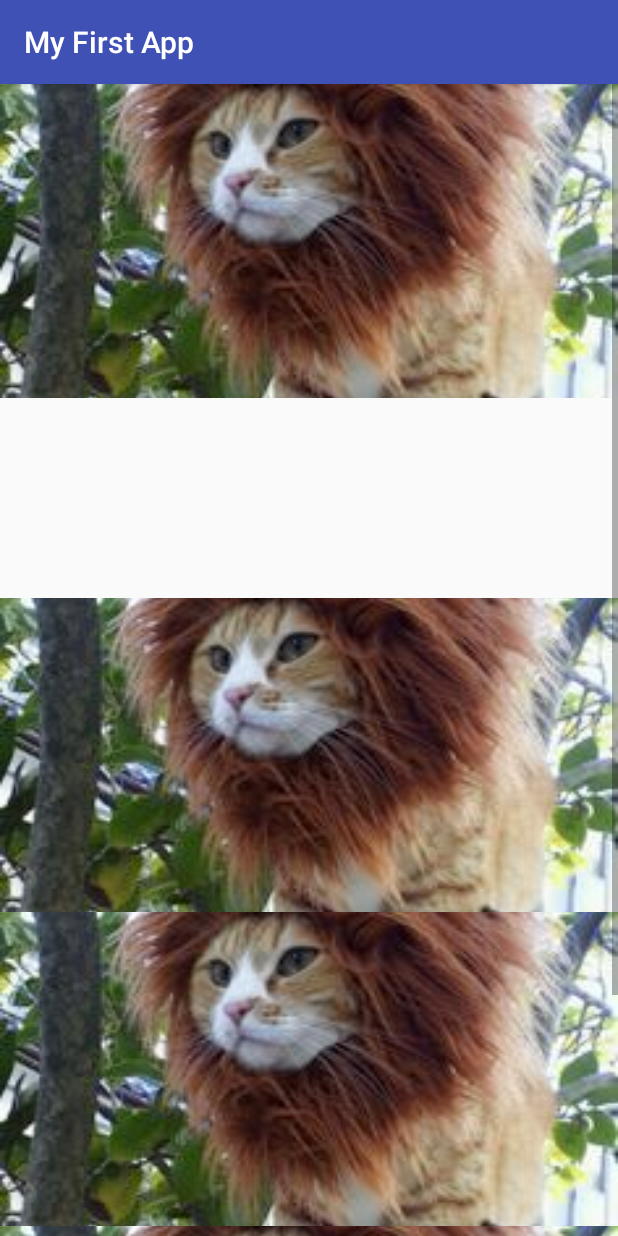
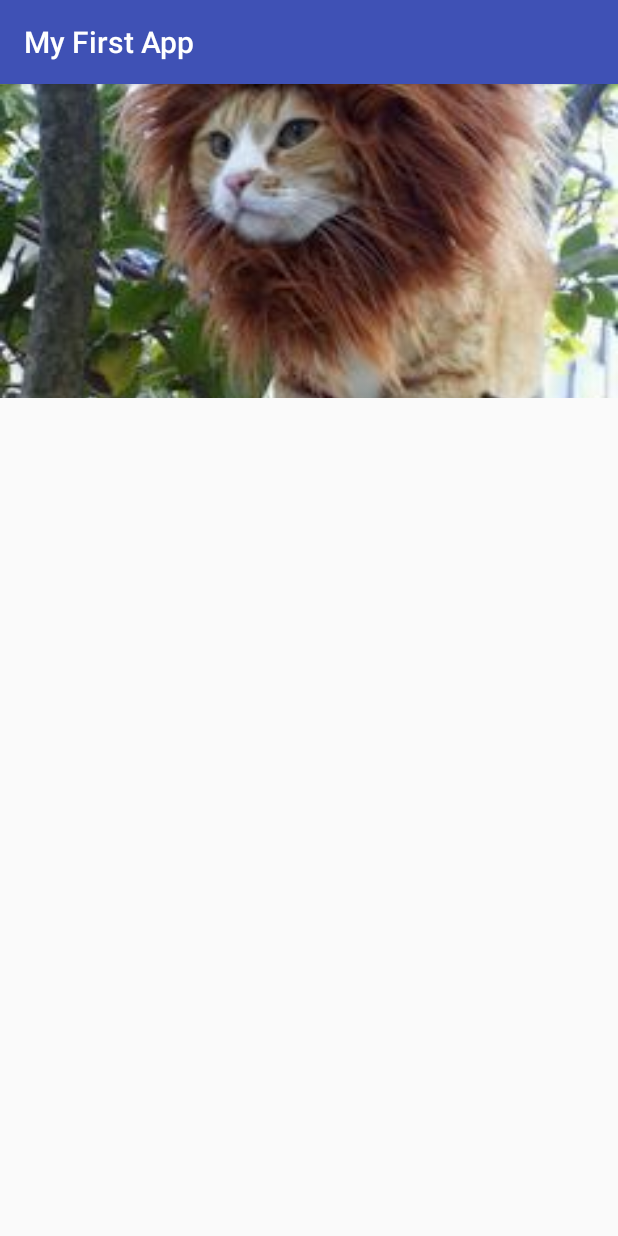
Before and after one commit to leesh86/Android, an Android app: the HomePageActivity screen opened directly, with no data from a screen before it, on a phone screen of 412 x 824 dp. Run offline under Robolectric (Android 15) with nearby library versions, the phone set to English and light mode, and no system bars; our stand-ins replace CircleImageView, Picasso; 1 statement that could not run was skipped.

```diff
--- a/app/src/main/res/layout/content_home_page.xml
+++ b/app/src/main/res/layout/content_home_page.xml
@@ -43,26 +43,26 @@
             android:textStyle="normal|bold" />
 
 
-        <ImageView
-            android:id="@+id/background_pic2"
-            android:layout_width="match_parent"
-            android:layout_height="wrap_content"
-            android:scaleType="centerCrop"
-            android:src="@mipmap/background" />
+        <!--<ImageView-->
+            <!--android:id="@+id/background_pic2"-->
+            <!--android:layout_width="match_parent"-->
+            <!--android:layout_height="wrap_content"-->
+            <!--android:scaleType="centerCrop"-->
+            <!--android:src="@mipmap/background" />-->
 
-        <ImageView
-            android:id="@+id/background_pic3"
-            android:layout_width="match_parent"
-            android:layout_height="wrap_content"
-            android:scaleType="centerCrop"
-            android:src="@mipmap/background" />
+        <!--<ImageView-->
+            <!--android:id="@+id/background_pic3"-->
+            <!--android:layout_width="match_parent"-->
+            <!--android:layout_height="wrap_content"-->
+            <!--android:scaleType="centerCrop"-->
+            <!--android:src="@mipmap/background" />-->
 
-        <ImageView
-            android:id="@+id/background_pic4"
-            android:layout_width="match_parent"
-            android:layout_height="wrap_content"
-            android:scaleType="centerCrop"
-            android:src="@mipmap/background" />
+        <!--<ImageView-->
+            <!--android:id="@+id/background_pic4"-->
+            <!--android:layout_width="match_parent"-->
+            <!--android:layout_height="wrap_content"-->
+            <!--android:scaleType="centerCrop"-->
+            <!--android:src="@mipmap/background" />-->
 
 
     </LinearLayout>
--- a/app/src/main/res/values/strings.xml
+++ b/app/src/main/res/values/strings.xml
@@ -19,5 +19,6 @@
     <string name="email_msg">Retrieve forgotten password for Lee\'s cool app</string>
     <string name="full_name">Enter Your Full Name</string>
     <string name="gravatar_base_url">https://www.gravatar.com/avatar/</string>
+    <string name="firebase_url">https://firstapp-7066a.firebaseio.com/</string>
 
 </resources>
--- a/build.gradle
+++ b/build.gradle
@@ -6,7 +6,7 @@ buildscript {
     }
     dependencies {
         classpath 'com.android.tools.build:gradle:1.5.0'
-
+        classpath 'com.google.gms:google-services:3.0.0'
         // NOTE: Do not place your application dependencies here; they belong
         // in the individual module build.gradle files
     }
```
Also changed, not shown: app/build.gradle (+11 -0 lines), app/src/main/java/com/example/lees/blabla/MainActivity.java (+88 -2 lines), app/src/main/res/layout/content_main.xml (+12 -1 lines), 2 other files.
